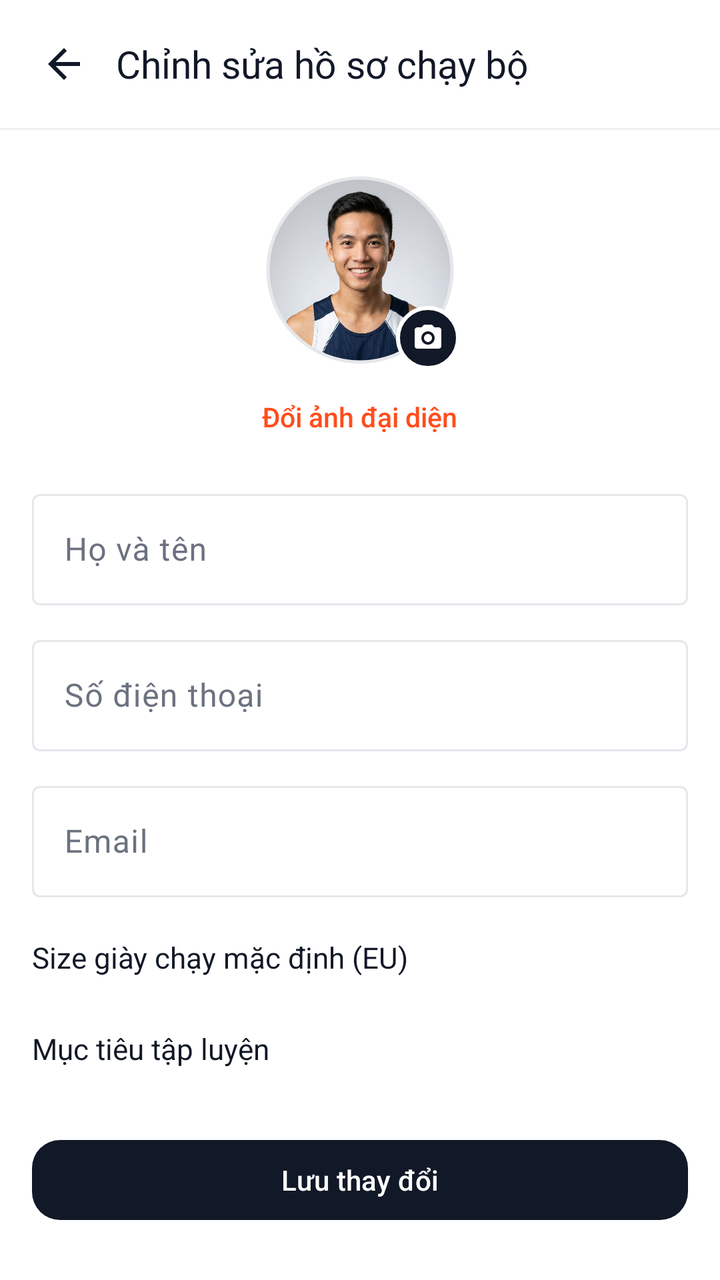
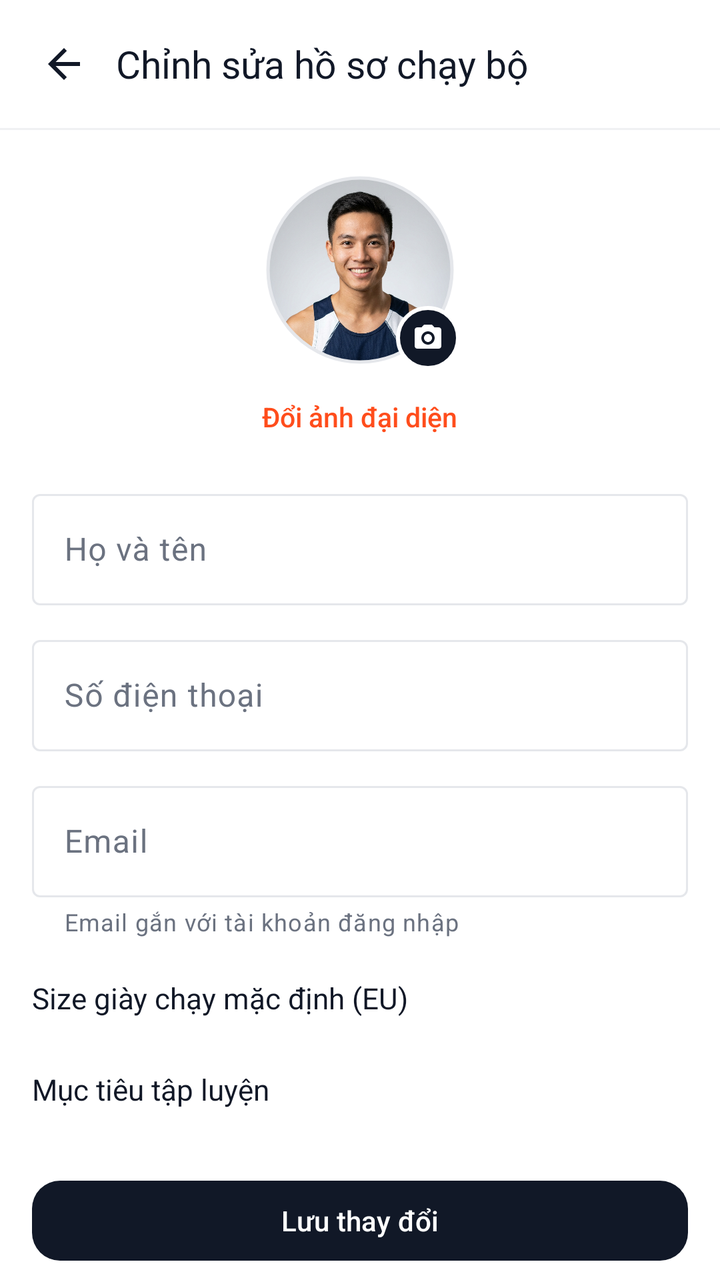

Screens rendered from an Android XML layout before and after an edit, with the pre-edit source and the edit as a unified diff.
<!-- AndroidManifest.xml: application theme Theme.Shoes_store -->
<!-- res/layout/profile_edit_activity.xml -->
<?xml version="1.0" encoding="utf-8"?>
<LinearLayout xmlns:android="http://schemas.android.com/apk/res/android"
    xmlns:app="http://schemas.android.com/apk/res-auto"
    android:id="@+id/profile_edit_root"
    android:layout_width="match_parent"
    android:layout_height="match_parent"
    android:background="@color/bg_screen"
    android:orientation="vertical">

    <LinearLayout
        android:layout_width="match_parent"
        android:layout_height="wrap_content"
        android:gravity="center_vertical"
        android:orientation="horizontal"
        android:paddingHorizontal="12dp"
        android:paddingVertical="12dp">

        <ImageButton
            android:id="@+id/edit_back_btn"
            android:layout_width="40dp"
            android:layout_height="40dp"
            android:background="?attr/selectableItemBackgroundBorderless"
            android:contentDescription="@null"
            android:src="@drawable/ic_back"
            app:tint="@color/text_primary" />

        <TextView
            android:layout_width="wrap_content"
            android:layout_height="wrap_content"
            android:layout_marginStart="6dp"
            android:fontFamily="sans-serif-bold"
            android:text="@string/profile_edit_title"
            android:textColor="@color/text_primary"
            android:textSize="19sp" />
    </LinearLayout>

    <View
        android:layout_width="match_parent"
        android:layout_height="1dp"
        android:background="@color/divider_light" />

    <ScrollView
        android:layout_width="match_parent"
        android:layout_height="0dp"
        android:layout_weight="1"
        android:clipToPadding="false"
        android:padding="16dp">

        <LinearLayout
            android:layout_width="match_parent"
            android:layout_height="wrap_content"
            android:orientation="vertical">

            <LinearLayout
                android:layout_width="match_parent"
                android:layout_height="wrap_content"
                android:gravity="center_horizontal"
                android:orientation="vertical"
                android:paddingTop="4dp"
                android:paddingBottom="20dp">

                <FrameLayout
                    android:id="@+id/edit_avatar_container"
                    android:layout_width="100dp"
                    android:layout_height="100dp"
                    android:clickable="true"
                    android:contentDescription="@string/profile_change_avatar"
                    android:focusable="true">

                    <com.google.android.material.imageview.ShapeableImageView
                        android:id="@+id/edit_avatar"
                        android:layout_width="96dp"
                        android:layout_height="96dp"
                        android:layout_gravity="center"
                        android:padding="2dp"
                        android:scaleType="centerCrop"
                        android:src="@drawable/img_avatar_runner"
                        app:shapeAppearanceOverlay="@style/ShapeAppearance.ShoesStore.Circle"
                        app:strokeColor="@color/border_subtle"
                        app:strokeWidth="1.5dp" />

                    <FrameLayout
                        android:layout_width="32dp"
                        android:layout_height="32dp"
                        android:layout_gravity="bottom|end"
                        android:background="@drawable/bg_profile_avatar_badge">

                        <ImageView
                            android:layout_width="16dp"
                            android:layout_height="16dp"
                            android:layout_gravity="center"
                            android:contentDescription="@null"
                            android:src="@drawable/ic_camera"
                            app:tint="@color/text_on_dark" />
                    </FrameLayout>
                </FrameLayout>

                <TextView
                    android:id="@+id/edit_change_avatar_btn"
                    android:layout_width="wrap_content"
                    android:layout_height="wrap_content"
                    android:layout_marginTop="10dp"
                    android:background="?attr/selectableItemBackgroundBorderless"
                    android:clickable="true"
                    android:focusable="true"
                    android:fontFamily="sans-serif-medium"
                    android:paddingHorizontal="12dp"
                    android:paddingVertical="4dp"
                    android:text="@string/profile_change_avatar"
                    android:textColor="@color/brand_accent"
                    android:textSize="13.5sp" />
            </LinearLayout>

            <com.google.android.material.textfield.TextInputLayout
                style="@style/Widget.Material3.TextInputLayout.OutlinedBox"
                android:layout_width="match_parent"
                android:layout_height="wrap_content"
                android:hint="Họ và tên">

                <com.google.android.material.textfield.TextInputEditText
                    android:id="@+id/edit_full_name"
                    android:layout_width="match_parent"
                    android:layout_height="wrap_content"
                    android:inputType="textPersonName" />
            </com.google.android.material.textfield.TextInputLayout>

            <com.google.android.material.textfield.TextInputLayout
                style="@style/Widget.Material3.TextInputLayout.OutlinedBox"
                android:layout_width="match_parent"
                android:layout_height="wrap_content"
                android:layout_marginTop="12dp"
                android:hint="Số điện thoại">

                <com.google.android.material.textfield.TextInputEditText
                    android:id="@+id/edit_phone"
                    android:layout_width="match_parent"
                    android:layout_height="wrap_content"
                    android:inputType="phone" />
            </com.google.android.material.textfield.TextInputLayout>

            <com.google.android.material.textfield.TextInputLayout
                style="@style/Widget.Material3.TextInputLayout.OutlinedBox"
                android:layout_width="match_parent"
                android:layout_height="wrap_content"
                android:layout_marginTop="12dp"
                android:hint="Email">

                <com.google.android.material.textfield.TextInputEditText
                    android:id="@+id/edit_email"
                    android:layout_width="match_parent"
                    android:layout_height="wrap_content"
                    android:inputType="textEmailAddress" />
            </com.google.android.material.textfield.TextInputLayout>

            <TextView
                android:layout_width="wrap_content"
                android:layout_height="wrap_content"
                android:layout_marginTop="20dp"
                android:fontFamily="sans-serif-bold"
                android:text="Size giày chạy mặc định (EU)"
                android:textColor="@color/text_primary"
                android:textSize="14.5sp" />

            <com.google.android.material.chip.ChipGroup
                android:id="@+id/edit_size_chips"
                android:layout_width="match_parent"
                android:layout_height="wrap_content"
                android:layout_marginTop="8dp"
                app:chipSpacingHorizontal="8dp"
                app:chipSpacingVertical="6dp"
                app:selectionRequired="true"
                app:singleSelection="true" />

            <TextView
                android:layout_width="wrap_content"
                android:layout_height="wrap_content"
                android:layout_marginTop="18dp"
                android:fontFamily="sans-serif-bold"
                android:text="Mục tiêu tập luyện"
                android:textColor="@color/text_primary"
                android:textSize="14.5sp" />

            <com.google.android.material.chip.ChipGroup
                android:id="@+id/edit_goal_chips"
                android:layout_width="match_parent"
                android:layout_height="wrap_content"
                android:layout_marginTop="8dp"
                app:chipSpacingHorizontal="8dp"
                app:chipSpacingVertical="6dp"
                app:selectionRequired="true"
                app:singleSelection="true" />

            <com.google.android.material.button.MaterialButton
                android:id="@+id/edit_save_btn"
                style="@style/Widget.ShoesStore.Button.Primary"
                android:layout_width="match_parent"
                android:layout_height="wrap_content"
                android:layout_marginTop="24dp"
                android:text="@string/profile_save" />
        </LinearLayout>
    </ScrollView>

</LinearLayout>
<!-- resources referenced by this layout -->
<resources>
  <color name="bg_screen">#FFFFFF</color>
  <color name="border_subtle">#E5E7EB</color>
  <color name="brand_accent">#FF4D1C</color>
  <color name="divider_light">#F0F1F3</color>
  <color name="text_on_dark">#FFFFFF</color>
  <color name="text_primary">#111827</color>
  <!-- drawable bg_profile_avatar_badge (drawable) -->
  <?xml version="1.0" encoding="utf-8"?>
  <shape xmlns:android="http://schemas.android.com/apk/res/android"
      android:shape="oval">
      <solid android:color="@color/brand_primary" />
      <stroke
          android:width="2dp"
          android:color="@color/bg_screen" />
  </shape>
  <!-- drawable ic_back (drawable) -->
  <vector xmlns:android="http://schemas.android.com/apk/res/android"
      android:width="24dp"
      android:height="24dp"
      android:viewportWidth="24"
      android:viewportHeight="24">
      <path
          android:fillColor="#FF000000"
          android:pathData="M20,11H7.83l5.59,-5.59L12,4l-8,8 8,8 1.41,-1.41L7.83,13H20v-2z" />
  </vector>
  <!-- drawable ic_camera (drawable) -->
  <vector xmlns:android="http://schemas.android.com/apk/res/android"
      android:width="24dp"
      android:height="24dp"
      android:viewportWidth="24"
      android:viewportHeight="24">
      <path
          android:fillColor="#FFFFFFFF"
          android:pathData="M9,2L7.17,4H4C2.9,4 2,4.9 2,6V18C2,19.1 2.9,20 4,20H20C21.1,20 22,19.1 22,18V6C22,4.9 21.1,4 20,4H16.83L15,2H9ZM12,17C9.24,17 7,14.76 7,12C7,9.24 9.24,7 12,7C14.76,7 17,9.24 17,12C17,14.76 14.76,17 12,17ZM12,9C10.34,9 9,10.34 9,12C9,13.66 10.34,15 12,15C13.66,15 15,13.66 15,12C15,10.34 13.66,9 12,9Z" />
  </vector>
  <!-- drawable img_avatar_runner: jpg bitmap (drawable-nodpi, 621229 bytes) -->
  <string name="profile_change_avatar">Đổi ảnh đại diện</string>
  <string name="profile_edit_title">Chỉnh sửa hồ sơ chạy bộ</string>
  <string name="profile_save">Lưu thay đổi</string>
  <style name="ShapeAppearance.ShoesStore.Circle" parent="">
          <item name="cornerFamily">rounded</item>
          <item name="cornerSize">50%</item>
      </style>
  <style name="Widget.ShoesStore.Button.Primary" parent="Widget.Material3.Button">
          <item name="cornerRadius">14dp</item>
          <item name="backgroundTint">@color/brand_primary</item>
          <item name="android:textColor">@color/text_on_dark</item>
          <item name="android:textAllCaps">false</item>
          <item name="android:fontFamily">sans-serif-medium</item>
          <item name="android:minHeight">48dp</item>
      </style>
  <style name="Theme.Shoes_store" parent="Base.Theme.Shoes_store" />
  <color name="brand_primary">#111827</color>
  <style name="Base.Theme.Shoes_store" parent="Theme.Material3.Light.NoActionBar">
          <item name="colorPrimary">@color/brand_primary</item>
          <item name="colorOnPrimary">@color/text_on_dark</item>
          <item name="colorSecondary">@color/brand_accent</item>
          <item name="colorOnSecondary">@color/text_on_dark</item>
          <item name="colorSurface">@color/bg_screen</item>
          <item name="colorOnSurface">@color/text_primary</item>
          <item name="colorSurfaceVariant">@color/bg_surface</item>
          <item name="colorOnSurfaceVariant">@color/text_secondary</item>
          <item name="colorOutline">@color/border_subtle</item>
          <item name="android:colorBackground">@color/bg_screen</item>
          <item name="android:statusBarColor">@android:color/transparent</item>
          <item name="android:windowLightStatusBar">true</item>
      </style>
  <color name="bg_surface">#F5F6F8</color>
  <color name="text_secondary">#6B7280</color>
</resources>

<!-- the commit's change to res/layout/profile_edit_activity.xml (unified diff, before → after) -->
@@ -143,12 +143,16 @@
                 android:layout_width="match_parent"
                 android:layout_height="wrap_content"
                 android:layout_marginTop="12dp"
-                android:hint="Email">
+                android:hint="Email"
+                app:helperText="Email gắn với tài khoản đăng nhập">
 
                 <com.google.android.material.textfield.TextInputEditText
                     android:id="@+id/edit_email"
                     android:layout_width="match_parent"
                     android:layout_height="wrap_content"
+                    android:cursorVisible="false"
+                    android:enabled="false"
+                    android:focusable="false"
                     android:inputType="textEmailAddress" />
             </com.google.android.material.textfield.TextInputLayout>
 
